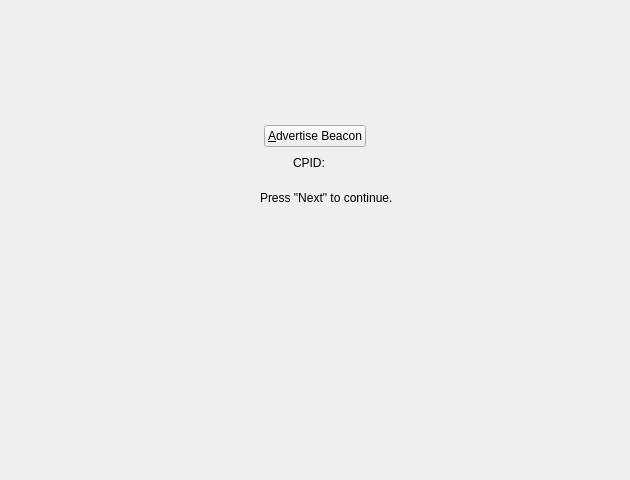
Old version of the form src/qt/forms/researcherwizardbeaconpage.ui in the repository gridcoin-community/Gridcoin-Research.
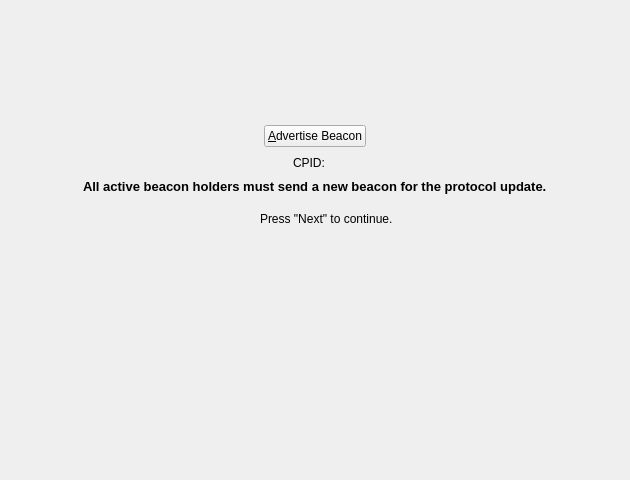
New version of the form. Icons and pictures are not drawn.

Commit message:
Update GUI researcher wizard for v2 beacon transition
This updates the GUI to prompt the user to send a new beacon for the
transition to block version 11 and version 2 beacons.

Patch:
```diff
--- a/src/qt/forms/researcherwizardbeaconpage.ui
+++ b/src/qt/forms/researcherwizardbeaconpage.ui
@@ -161,6 +161,23 @@
      </item>
     </layout>
    </item>
+   <item alignment="Qt::AlignHCenter|Qt::AlignVCenter">
+    <widget class="QLabel" name="v2BeaconNoticeLabel">
+     <property name="font">
+      <font>
+       <pointsize>10</pointsize>
+       <weight>75</weight>
+       <bold>true</bold>
+      </font>
+     </property>
+     <property name="styleSheet">
+      <string notr="true">font-weight: bold;</string>
+     </property>
+     <property name="text">
+      <string>All active beacon holders must send a new beacon for the protocol update.</string>
+     </property>
+    </widget>
+   </item>
    <item>
     <widget class="QWidget" name="continuePromptWrapper" native="true">
      <layout class="QHBoxLayout" name="continuePromptLayout">
```
The commit also changes 3 other files.
